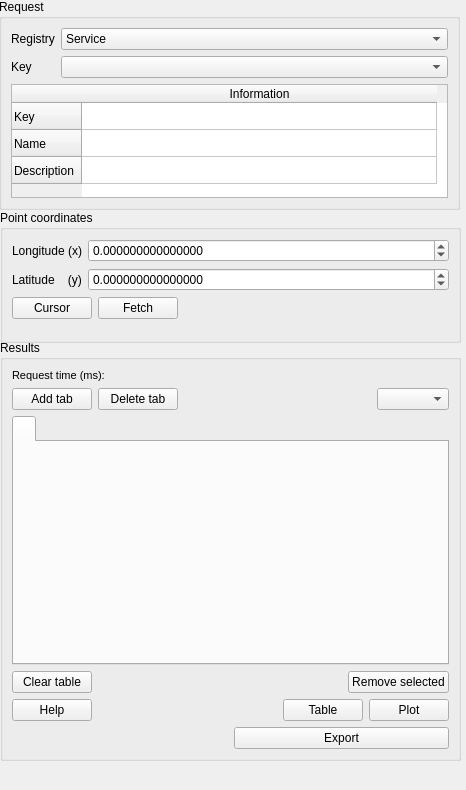
Before: the Qt Designer form widgets/GeoContextQGISPlugin_dockwidget_base.ui in kartoza/GeoContextQGISPlugin, drawn with Qt 5.
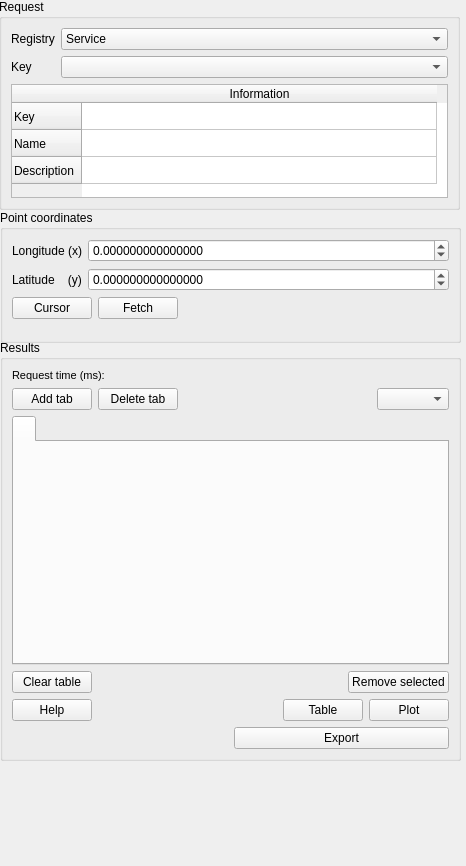
After: the same form once the commit is applied. Icons and pictures are not drawn. Custom widgets are drawn as their Qt base class.

The edit to the form file:
```diff
--- a/widgets/GeoContextQGISPlugin_dockwidget_base.ui
+++ b/widgets/GeoContextQGISPlugin_dockwidget_base.ui
@@ -7,9 +7,21 @@
     <x>0</x>
     <y>0</y>
     <width>466</width>
-    <height>790</height>
+    <height>866</height>
    </rect>
   </property>
+  <property name="minimumSize">
+   <size>
+    <width>466</width>
+    <height>866</height>
+   </size>
+  </property>
+  <property name="maximumSize">
+   <size>
+    <width>466</width>
+    <height>524287</height>
+   </size>
+  </property>
   <property name="windowTitle">
    <string>GeoContext</string>
   </property>
```
